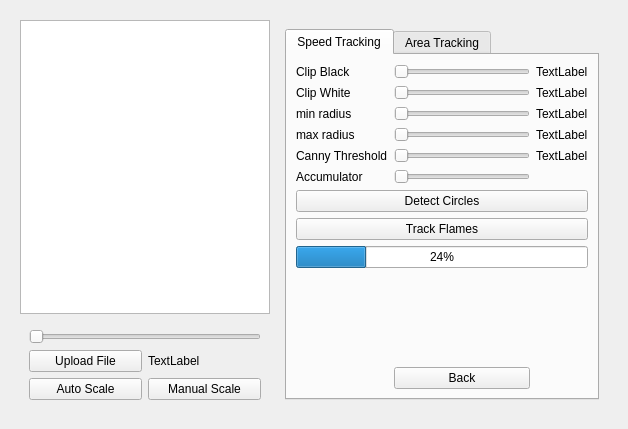
First picture: the form in scalingtool.ui, repository Tokyo-MQP-2024/IgniteCV, before the edit.
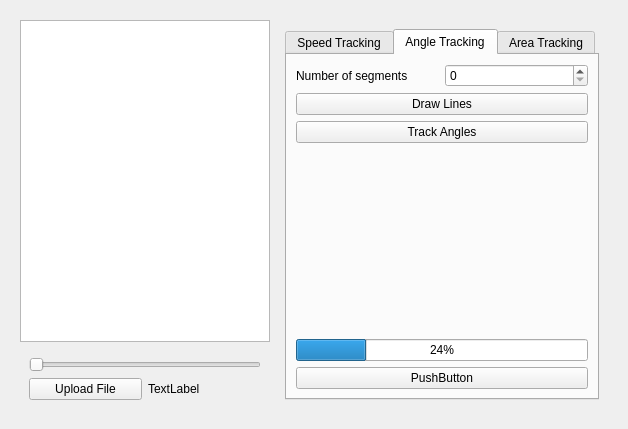
Second picture: the form after the edit. The open tabs and pages were chosen to show the change.

Commit message: angle detection

Patch:
```diff
--- a/scalingtool.ui
+++ b/scalingtool.ui
@@ -199,7 +199,7 @@
            <item row="1" column="0">
             <widget class="QTabWidget" name="tabWidget">
              <property name="currentIndex">
-              <number>0</number>
+              <number>1</number>
              </property>
              <widget class="QWidget" name="Speed">
               <attribute name="title">
@@ -251,7 +251,35 @@
                <item row="1" column="0">
                 <widget class="QLabel" name="label_3">
                  <property name="text">
-                  <string>Clip Black</string>
+                  <string>TextLabel</string>
+                 </property>
+                </widget>
+               </item>
+               <item row="4" column="0">
+                <widget class="QLabel" name="label_2">
+                 <property name="text">
+                  <string>max radius</string>
+                 </property>
+                </widget>
+               </item>
+               <item row="14" column="0" colspan="3">
+                <widget class="QPushButton" name="SavePosDataButton">
+                 <property name="text">
+                  <string>Save Position Data</string>
+                 </property>
+                </widget>
+               </item>
+               <item row="7" column="0" colspan="3">
+                <widget class="QPushButton" name="pushButton_4">
+                 <property name="text">
+                  <string>Detect Circles</string>
+                 </property>
+                </widget>
+               </item>
+               <item row="15" column="0" colspan="3">
+                <widget class="QPushButton" name="pushButton_9">
+                 <property name="text">
+                  <string>Back</string>
                  </property>
                 </widget>
                </item>
@@ -262,26 +290,6 @@
                  </property>
                 </widget>
                </item>
-               <item row="10" column="1">
-                <spacer name="verticalSpacer_2">
-                 <property name="orientation">
-                  <enum>Qt::Orientation::Vertical</enum>
-                 </property>
-                 <property name="sizeHint" stdset="0">
-                  <size>
-                   <width>20</width>
-                   <height>40</height>
-                  </size>
-                 </property>
-                </spacer>
-               </item>
-               <item row="1" column="1">
-                <widget class="QSlider" name="BlackSlider">
-                 <property name="orientation">
-                  <enum>Qt::Orientation::Horizontal</enum>
-                 </property>
-                </widget>
-               </item>
                <item row="3" column="2">
                 <widget class="QLabel" name="minLabel">
                  <property name="text">
@@ -317,10 +325,10 @@
                  </property>
                 </widget>
                </item>
-               <item row="9" column="0" colspan="3">
-                <widget class="QProgressBar" name="progressBar">
-                 <property name="value">
-                  <number>24</number>
+               <item row="6" column="0">
+                <widget class="QLabel" name="label_6">
+                 <property name="text">
+                  <string>Accumulator </string>
                  </property>
                 </widget>
                </item>
@@ -331,6 +339,19 @@
                  </property>
                 </widget>
                </item>
+               <item row="12" column="1">
+                <spacer name="verticalSpacer_2">
+                 <property name="orientation">
+                  <enum>Qt::Orientation::Vertical</enum>
+                 </property>
+                 <property name="sizeHint" stdset="0">
+                  <size>
+                   <width>20</width>
+                   <height>40</height>
+                  </size>
+                 </property>
+                </spacer>
+               </item>
                <item row="4" column="1">
                 <widget class="QSlider" name="MaxRadSlider">
                  <property name="orientation">
@@ -345,24 +366,68 @@
                  </property>
                 </widget>
                </item>
-               <item row="4" column="0">
-                <widget class="QLabel" name="label_2">
+               <item row="13" column="0" colspan="3">
+                <widget class="QProgressBar" name="progressBar">
+                 <property name="value">
+                  <number>24</number>
+                 </property>
+                </widget>
+               </item>
+              </layout>
+             </widget>
+             <widget class="QWidget" name="Angle">
+              <attribute name="title">
+               <string>Angle Tracking</string>
+              </attribute>
+              <layout class="QGridLayout" name="gridLayout_12">
+               <item row="1" column="0" colspan="2">
+                <widget class="QPushButton" name="pushButton_14">
                  <property name="text">
-                  <string>max radius</string>
+                  <string>Draw Lines</string>
                  </property>
                 </widget>
                </item>
-               <item row="2" column="0">
-                <widget class="QLabel" name="label_4">
+               <item row="0" column="0">
+                <widget class="QLabel" name="label_16">
                  <property name="text">
-                  <string>Clip White</string>
+                  <string>Number of segments</string>
                  </property>
                 </widget>
                </item>
-               <item row="11" column="1">
-                <widget class="QPushButton" name="pushButton_9">
+               <item row="0" column="1">
+                <widget class="QSpinBox" name="SegmentSpinBox"/>
+               </item>
+               <item row="4" column="1">
+                <spacer name="verticalSpacer_4">
+                 <property name="orientation">
+                  <enum>Qt::Orientation::Vertical</enum>
+                 </property>
+                 <property name="sizeHint" stdset="0">
+                  <size>
+                   <width>20</width>
+                   <height>40</height>
+                  </size>
+                 </property>
+                </spacer>
+               </item>
+               <item row="6" column="0" colspan="2">
+                <widget class="QPushButton" name="pushButton_13">
                  <property name="text">
-                  <string>Back</string>
+                  <string>PushButton</string>
+                 </property>
+                </widget>
+               </item>
+               <item row="5" column="0" colspan="2">
+                <widget class="QProgressBar" name="progressBar_3">
+                 <property name="value">
+                  <number>24</number>
+                 </property>
+                </widget>
+               </item>
+               <item row="2" column="0" colspan="2">
+                <widget class="QPushButton" name="TrackAnglesButton">
+                 <property name="text">
+                  <string>Track Angles</string>
                  </property>
                 </widget>
                </item>
@@ -403,13 +468,6 @@
             </property>
            </widget>
           </item>
-          <item row="2" column="1">
-           <widget class="QPushButton" name="manualButton2">
-            <property name="text">
-             <string>Manual Scale</string>
-            </property>
-           </widget>
-          </item>
           <item row="1" column="1">
            <widget class="QLabel" name="FileLabel">
             <property name="text">
@@ -417,13 +475,6 @@
             </property>
            </widget>
           </item>
-          <item row="2" column="0">
-           <widget class="QPushButton" name="AutoButton2">
-            <property name="text">
-             <string>Auto Scale</string>
-            </property>
-           </widget>
-          </item>
           <item row="1" column="0">
            <widget class="QPushButton" name="pushButton_2">
             <property name="text">
```
Left out of the diff: 90 changed lines with no effect on the pictures. The commit also changes 6 other files.
